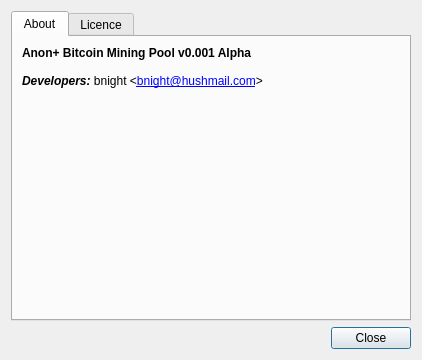
Above: AnonPlus-BitCoinMiner/aboutdialog.ui from AnonPlusDev/anonplus-bitcoin-miner before the change. Below: the same form after it.
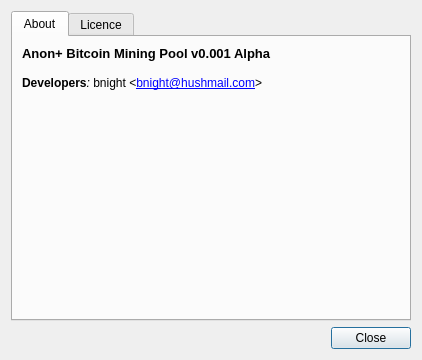
That is the form after the change.

Patch:
```diff
--- a/AnonPlus-BitCoinMiner/aboutdialog.ui
+++ b/AnonPlus-BitCoinMiner/aboutdialog.ui
@@ -43,9 +43,9 @@
 &lt;html&gt;&lt;head&gt;&lt;meta name=&quot;qrichtext&quot; content=&quot;1&quot; /&gt;&lt;style type=&quot;text/css&quot;&gt;
 p, li { white-space: pre-wrap; }
 &lt;/style&gt;&lt;/head&gt;&lt;body style=&quot; font-family:'Tahoma'; font-size:9pt; font-weight:400; font-style:normal;&quot;&gt;
-&lt;p style=&quot; margin-top:0px; margin-bottom:0px; margin-left:0px; margin-right:0px; -qt-block-indent:0; text-indent:0px;&quot;&gt;&lt;span style=&quot; font-weight:600;&quot;&gt;Anon+ Bitcoin Mining Pool v0.001 Alpha&lt;/span&gt;&lt;/p&gt;
-&lt;p style=&quot;-qt-paragraph-type:empty; margin-top:0px; margin-bottom:0px; margin-left:0px; margin-right:0px; -qt-block-indent:0; text-indent:0px; font-weight:600;&quot;&gt;&lt;/p&gt;
-&lt;p style=&quot; margin-top:0px; margin-bottom:0px; margin-left:0px; margin-right:0px; -qt-block-indent:0; text-indent:0px;&quot;&gt;&lt;span style=&quot; font-weight:600; font-style:italic;&quot;&gt;Developers:&lt;/span&gt; bnight &amp;lt;&lt;a href=&quot;mailto:bnight@husmail.com&quot;&gt;&lt;span style=&quot; text-decoration: underline; color:#0000ff;&quot;&gt;bnight@hushmail.com&lt;/span&gt;&lt;/a&gt;&amp;gt;&lt;/p&gt;
+&lt;p style=&quot; margin-top:0px; margin-bottom:0px; margin-left:0px; margin-right:0px; -qt-block-indent:0; text-indent:0px;&quot;&gt;&lt;span style=&quot; font-size:10pt; font-weight:600;&quot;&gt;Anon+ Bitcoin Mining Pool v0.001 Alpha&lt;/span&gt;&lt;/p&gt;
+&lt;p style=&quot;-qt-paragraph-type:empty; margin-top:0px; margin-bottom:0px; margin-left:0px; margin-right:0px; -qt-block-indent:0; text-indent:0px; font-size:10pt; font-weight:600;&quot;&gt;&lt;/p&gt;
+&lt;p style=&quot; margin-top:0px; margin-bottom:0px; margin-left:0px; margin-right:0px; -qt-block-indent:0; text-indent:0px;&quot;&gt;&lt;span style=&quot; font-weight:600;&quot;&gt;Developers&lt;/span&gt;&lt;span style=&quot; font-style:italic;&quot;&gt;:&lt;/span&gt; bnight &amp;lt;&lt;a href=&quot;mailto:bnight@husmail.com&quot;&gt;&lt;span style=&quot; text-decoration: underline; color:#0000ff;&quot;&gt;bnight@hushmail.com&lt;/span&gt;&lt;/a&gt;&amp;gt;&lt;/p&gt;
 &lt;p style=&quot;-qt-paragraph-type:empty; margin-top:0px; margin-bottom:0px; margin-left:0px; margin-right:0px; -qt-block-indent:0; text-indent:0px;&quot;&gt;&lt;/p&gt;&lt;/body&gt;&lt;/html&gt;</string>
          </property>
         </widget>
```
